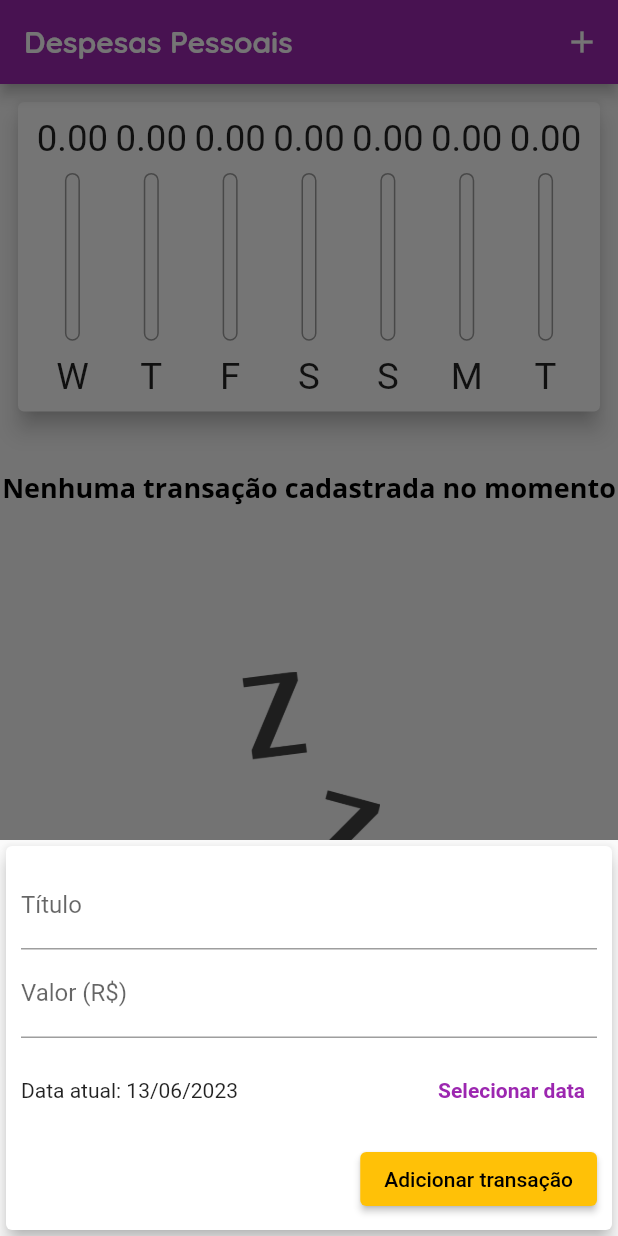
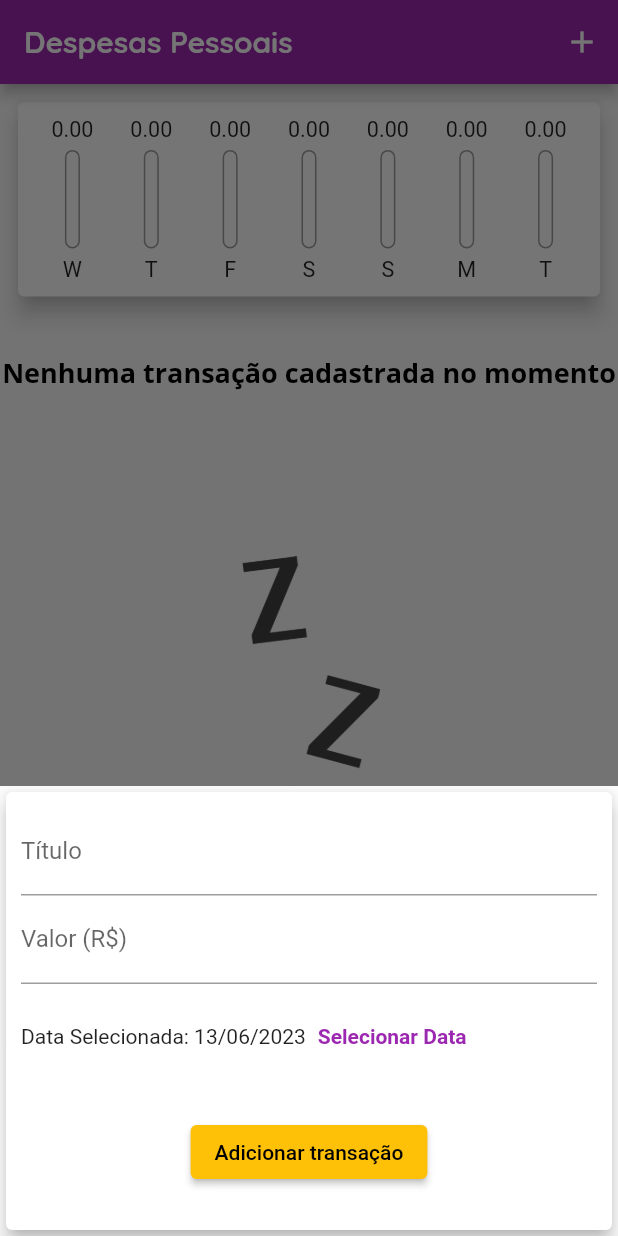
Before and after one commit to jeehmilena/ExpensesApp, a Flutter app: the screen it shows after launch, after a tap on the "add" icon, on a phone screen of 412 x 824 dp. Run offline on Flutter 3.47's test engine with Material 2 defaults, Android fonts, the phone set to English and light mode, and no system bars.

Commit message:
DatePicker adaptativo para Android e iOS

```diff
--- a/lib/main.dart
+++ b/lib/main.dart
@@ -128,7 +128,7 @@ class _MyHomePageState extends State<MyHomePage> {
             children: [
               if (_showChart || !isLandscape)
                 SizedBox(
-                  height: availableHeight * (isLandscape ? 0.7 : 0.3),
+                  height: availableHeight * (isLandscape ? 0.7 : 0.2),
                   child: TransactionChart(_recentTransactionsWeek),
                 ),
               if (!_showChart)
--- /dev/null
+++ b/lib/widgets/adaptative_date_picker.dart
@@ -0,0 +1,66 @@
+import 'dart:io';
+import 'package:flutter/cupertino.dart';
+import 'package:flutter/material.dart';
+import 'package:intl/intl.dart';
+
+class AdaptativeDatePicker extends StatelessWidget {
+  final DateTime? selectedDate;
+  final Function(DateTime)? onDateChanged;
+
+  const AdaptativeDatePicker({
+    this.selectedDate,
+    this.onDateChanged,
+    Key? key,
+  }) : super(key: key);
+
+  _showDatePicker(BuildContext context) {
+    showDatePicker(
+      context: context,
+      initialDate: DateTime.now(),
+      firstDate: DateTime(2019),
+      lastDate: DateTime.now(),
+    ).then((pickedDate) {
+      if (pickedDate == null) {
+        return;
+      }
+
+      onDateChanged!(pickedDate);
+    });
+  }
+
+  @override
+  Widget build(BuildContext context) {
+    return Platform.isIOS
+        ? SizedBox(
+            height: 180,
+            child: CupertinoDatePicker(
+              mode: CupertinoDatePickerMode.date,
+              initialDateTime: DateTime.now(),
+              minimumDate: DateTime(2019),
+              maximumDate: DateTime.now(),
+              onDateTimeChanged: onDateChanged!,
+            ),
+          )
+        : SizedBox(
+            height: 70,
+            child: Row(
+              children: <Widget>[
+                Text(
+                  selectedDate == null
+                      ? 'Nenhuma data selecionada!'
+                      : 'Data Selecionada: ${DateFormat('dd/MM/y').format(selectedDate!)}',
+                ),
+                TextButton(
+                  child: const Text(
+                    'Selecionar Data',
+                    style: TextStyle(
+                      fontWeight: FontWeight.bold,
+                    ),
+                  ),
+                  onPressed: () => _showDatePicker(context),
+                )
+              ],
+            ),
+          );
+  }
+}
--- a/lib/widgets/transaction_form.dart
+++ b/lib/widgets/transaction_form.dart
@@ -1,6 +1,6 @@
 import 'package:flutter/material.dart';
-import 'package:intl/intl.dart';
 
+import 'adaptative_date_picker.dart';
 import 'adaptative_text_field.dart';
 
 class TransactionForm extends StatefulWidget {
@@ -71,31 +71,20 @@ class _TransactionFormState extends State<TransactionForm> {
                 keyboardType: const TextInputType.numberWithOptions(signed: true, decimal: true),
                 onSubmitted: (_) => _submitForm(),
               ),
-              SizedBox(
-                height: 70,
-                child: Row(
-                  children: [
-                    Expanded(
-                      child: Text(
-                        _selectedDate == null
-                            ? 'Nenhuma data selecionada!'
-                            : 'Data atual: ${DateFormat('dd/MM/y').format(_selectedDate)}',
-                      ),
-                    ),
-                    TextButton(
-                      onPressed: _showDatePicker,
-                      child: const Text(
-                        'Selecionar data',
-                        style: TextStyle(fontWeight: FontWeight.bold),
-                      ),
-                    ),
-                  ],
-                ),
+              AdaptativeDatePicker(
+                selectedDate: _selectedDate,
+                onDateChanged: (newDate) {
+                  setState(() {
+                    _selectedDate = newDate;
+                  });
+                },
               ),
               Row(
-                mainAxisAlignment: MainAxisAlignment.end,
+                mainAxisAlignment: MainAxisAlignment.center,
                 children: [
-                  ElevatedButton(
+                  Padding(
+                    padding: const EdgeInsets.all(18),
+                    child: ElevatedButton(
                       onPressed: () {
                         _submitForm();
                       },
@@ -107,6 +96,7 @@ class _TransactionFormState extends State<TransactionForm> {
                         style: TextStyle(color: Colors.black),
                       ),
                     ),
+                  ),
                 ],
               )
             ],
```
Lines whose indentation alone changed are shown as unchanged.
